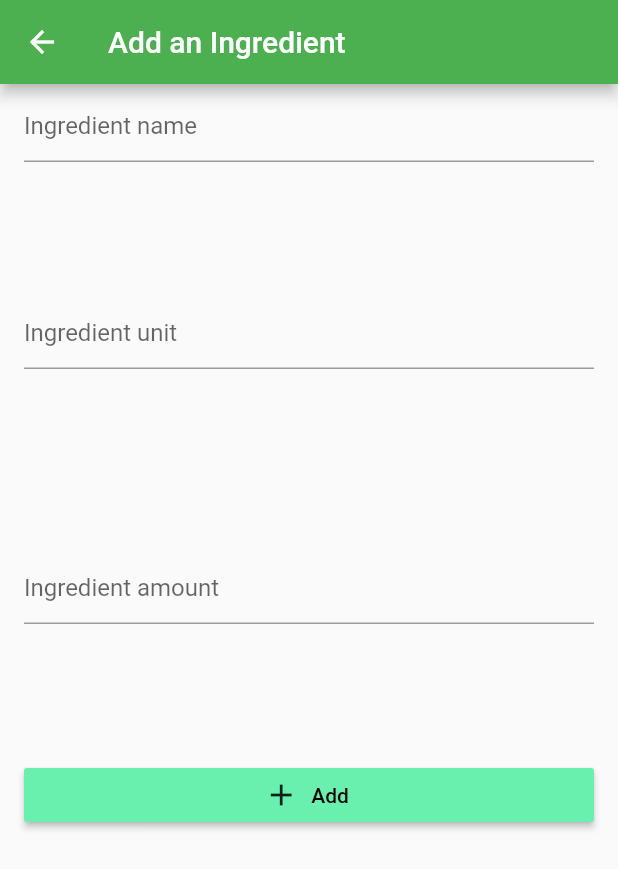
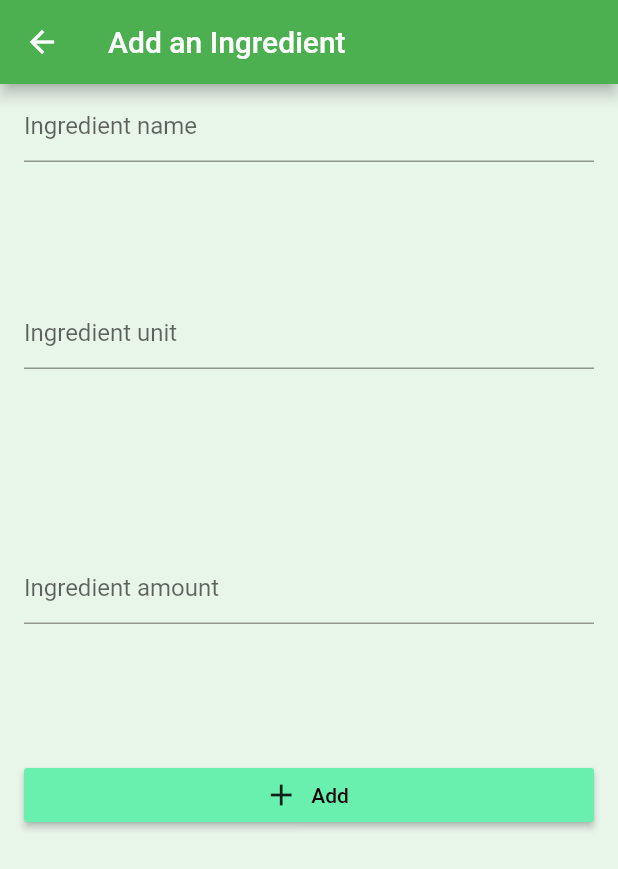
Before and after one commit to IvanESanchez/Group23LP, a Flutter app: the CreateRecipe screen opened directly, after a tap on "Add Ingredient", on a phone screen of 412 x 824 dp. Shown: the top 869 px of the screen. Run offline on Flutter 3.47's test engine with Material 2 defaults, Android fonts, the phone set to English and light mode, and no system bars; our stand-ins replace table_calendar.

Commit message:
Added proper background color to Add Ingredient page

```diff
--- a/flutter_project/my_recipe_box/lib/createrecipe.dart
+++ b/flutter_project/my_recipe_box/lib/createrecipe.dart
@@ -296,6 +296,7 @@ class _CreateRecipe extends State<CreateRecipe> {
                   appBar: new AppBar(
                       title: new Text('Add an Ingredient')
                   ),
+                  backgroundColor: Colors.green[50],  // Set the background color of the App Bar
                   body: Form(
                     key: _formKey,
                     child: Column(
```
